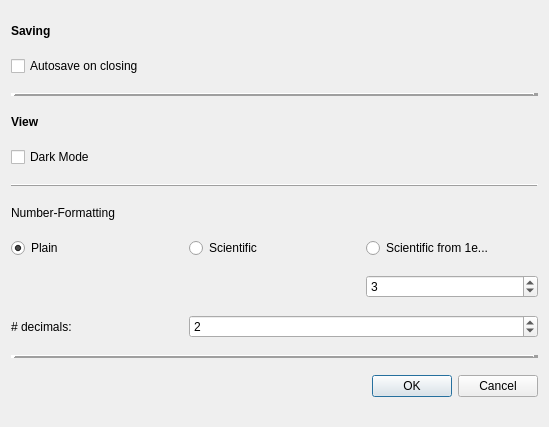
Above: gui/settings_window.ui from FAU-LAP/NOMAD-CAMELS before the change. Below: the same form after it.
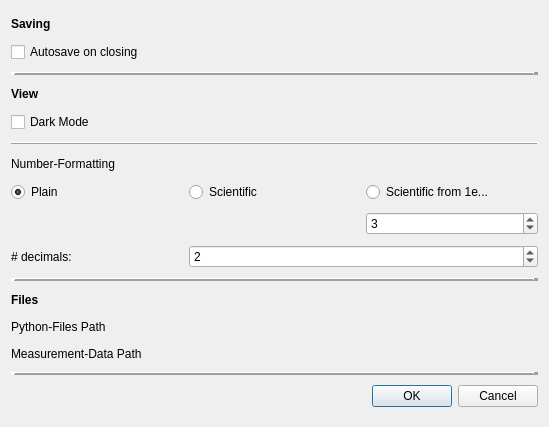
That is the form after the change. Custom widgets are drawn as their Qt base class.

Commit message: added first basics for handling bluesky-plans, starting to rework the device_class and adding functionality

Diff of the .ui file:
```diff
--- a/gui/settings_window.ui
+++ b/gui/settings_window.ui
@@ -157,7 +157,39 @@
      </property>
     </widget>
    </item>
-   <item row="12" column="1" colspan="3">
+   <item row="14" column="2" colspan="2">
+    <widget class="Path_Button_Edit" name="pathButton_meas_files" native="true"/>
+   </item>
+   <item row="13" column="2" colspan="2">
+    <widget class="Path_Button_Edit" name="pathButton_py_files" native="true"/>
+   </item>
+   <item row="14" column="1">
+    <widget class="QLabel" name="label_7">
+     <property name="maximumSize">
+      <size>
+       <width>16777215</width>
+       <height>17</height>
+      </size>
+     </property>
+     <property name="text">
+      <string>Measurement-Data Path</string>
+     </property>
+    </widget>
+   </item>
+   <item row="13" column="1">
+    <widget class="QLabel" name="label_6">
+     <property name="maximumSize">
+      <size>
+       <width>16777215</width>
+       <height>17</height>
+      </size>
+     </property>
+     <property name="text">
+      <string>Python-Files Path</string>
+     </property>
+    </widget>
+   </item>
+   <item row="16" column="1" colspan="3">
     <widget class="QDialogButtonBox" name="buttonBox">
      <property name="orientation">
       <enum>Qt::Horizontal</enum>
@@ -167,6 +199,25 @@
      </property>
     </widget>
    </item>
+   <item row="12" column="1">
+    <widget class="QLabel" name="label_5">
+     <property name="maximumSize">
+      <size>
+       <width>16777215</width>
+       <height>17</height>
+      </size>
+     </property>
+     <property name="font">
+      <font>
+       <weight>75</weight>
+       <bold>true</bold>
+      </font>
+     </property>
+     <property name="text">
+      <string>Files</string>
+     </property>
+    </widget>
+   </item>
    <item row="11" column="1" colspan="3">
     <widget class="Line" name="line_3">
      <property name="frameShadow">
@@ -180,8 +231,29 @@
      </property>
     </widget>
    </item>
+   <item row="15" column="1" colspan="3">
+    <widget class="Line" name="line_4">
+     <property name="frameShadow">
+      <enum>QFrame::Raised</enum>
+     </property>
+     <property name="lineWidth">
+      <number>5</number>
+     </property>
+     <property name="orientation">
+      <enum>Qt::Horizontal</enum>
+     </property>
+    </widget>
+   </item>
   </layout>
  </widget>
+ <customwidgets>
+  <customwidget>
+   <class>Path_Button_Edit</class>
+   <extends>QWidget</extends>
+   <header>utility.path_button_edit</header>
+   <container>1</container>
+  </customwidget>
+ </customwidgets>
  <resources/>
  <connections>
   <connection>
```
The commit also changes 21 other files.
